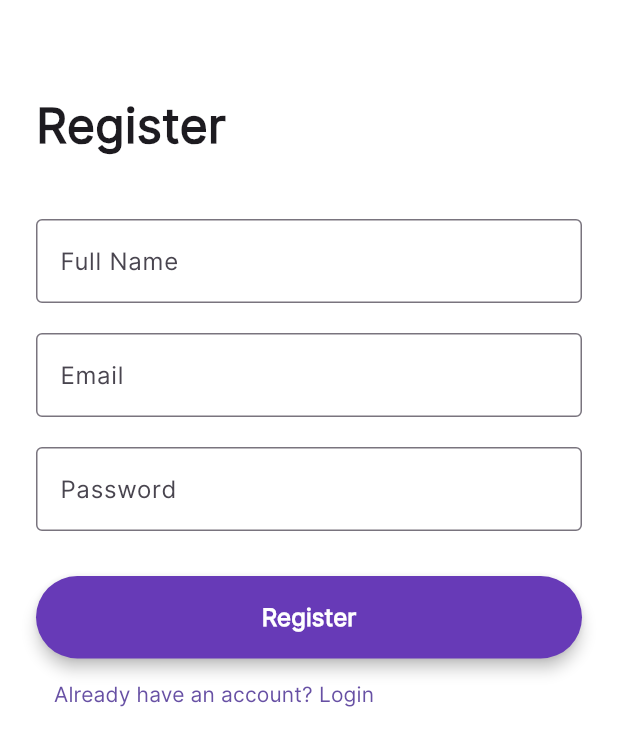
After one commit to RujakBuah/PT_BEST_FE, a Flutter app: the screen it shows after launch, after a tap on "Register", on a phone screen of 412 x 824 dp. The commit adds this screen. Shown: the top 746 px of the screen. Run offline on Flutter 3.47's test engine with Material 3 defaults, Android fonts, the phone set to English and light mode, and no system bars; our stand-ins replace flutter_svg.

Commit message:
New user flow

```diff
--- a/lib/main.dart
+++ b/lib/main.dart
@@ -1,10 +1,15 @@
-// lib/pages/main_page.dart
-
 import 'package:flutter/material.dart';
 import 'package:flutter_svg/flutter_svg.dart';
+
+// Your existing pages
 import 'package:pt_best/pages/home.dart';
 import 'package:pt_best/pages/jobList.dart';
 import 'package:pt_best/pages/skillDev.dart';
+
+// New pages
+import 'package:pt_best/pages/mainEntry.dart';
+import 'package:pt_best/pages/login.dart';
+import 'package:pt_best/pages/register.dart';
 
 void main() {
   runApp(const MyApp());
@@ -20,9 +25,15 @@ class MyApp extends StatelessWidget {
       theme: ThemeData(
         fontFamily: 'Inter',
         scaffoldBackgroundColor: const Color(0xff868686),
-        chipTheme: ChipThemeData(iconTheme: IconThemeData(), showCheckmark: false)
+        chipTheme: ChipThemeData(iconTheme: IconThemeData(), showCheckmark: false),
       ),
-      home: MainPage(),
+      initialRoute: '/',
+      routes: {
+        '/': (context) => const MainEntryPage(), // <- Entry page
+        '/login': (context) => const LoginPage(),
+        '/register': (context) => const RegisterPage(),
+        '/main': (context) => const MainPage(), // <- Your actual main app with bottom nav
+      },
     );
   }
 }
--- a/lib/pages/jobList.dart
+++ b/lib/pages/jobList.dart
@@ -40,7 +40,7 @@ class _jobListState extends State<jobList> {
       itemBuilder: (context, index) {
         return Container(
           margin: EdgeInsets.symmetric(horizontal: 20),
-          height: 198,
+          height: 207,
           decoration: BoxDecoration(
             color: Color(0xffD9D9D9),
             borderRadius: BorderRadius.circular(10),
--- /dev/null
+++ b/lib/pages/mainEntry.dart
@@ -0,0 +1,82 @@
+import 'package:flutter/material.dart';
+
+class MainEntryPage extends StatelessWidget {
+  const MainEntryPage({super.key});
+
+  @override
+  Widget build(BuildContext context) {
+    return Scaffold(
+      backgroundColor: const Color(0xFFEFEFEF), // matches your UI background
+      body: SafeArea(
+        child: Column(
+          mainAxisAlignment: MainAxisAlignment.center,
+          children: [
+            const Spacer(),
+
+            // App logo or title
+            Column(
+              children: [
+                // Image.asset(
+                //   'assets/logo.png', // replace with your app logo
+                //   width: 100,
+                // ),
+                const SizedBox(height: 20),
+                const Text(
+                  "Welcome to PT BEST", // Placeholder title
+                  style: TextStyle(
+                    fontSize: 24,
+                    fontWeight: FontWeight.bold,
+                    color: Colors.black87,
+                  ),
+                ),
+              ],
+            ),
+
+            const Spacer(),
+
+            // Buttons
+            Padding(
+              padding: const EdgeInsets.symmetric(horizontal: 40),
+              child: Column(
+                children: [
+                  ElevatedButton(
+                    style: ElevatedButton.styleFrom(
+                      minimumSize: const Size(double.infinity, 50),
+                      backgroundColor: Colors.blueAccent,
+                      shape: RoundedRectangleBorder(
+                        borderRadius: BorderRadius.circular(16),
+                      ),
+                    ),
+                    onPressed: () {
+                      Navigator.pushNamed(context, '/login');
+                    },
+                    child: const Text("Login"),
+                  ),
+                  const SizedBox(height: 20),
+                  OutlinedButton(
+                    style: OutlinedButton.styleFrom(
+                      minimumSize: const Size(double.infinity, 50),
+                      side: const BorderSide(color: Colors.blueAccent),
+                      shape: RoundedRectangleBorder(
+                        borderRadius: BorderRadius.circular(16),
+                      ),
+                    ),
+                    onPressed: () {
+                      Navigator.pushNamed(context, '/register');
+                    },
+                    child: const Text(
+                      "Register",
+                      style: TextStyle(color: Colors.blueAccent),
+                    ),
+                  ),
+                ],
+              ),
+            ),
+
+            const SizedBox(height: 60),
+          ],
+        ),
+      ),
+    );
+  }
+}
--- /dev/null
+++ b/lib/pages/register.dart
@@ -0,0 +1,82 @@
+import 'package:flutter/material.dart';
+
+class RegisterPage extends StatelessWidget {
+  const RegisterPage({super.key});
+
+  @override
+  Widget build(BuildContext context) {
+    return Scaffold(
+      backgroundColor: Colors.white,
+      resizeToAvoidBottomInset: true,
+      body: SafeArea(
+        child: SingleChildScrollView(
+          padding: EdgeInsets.only(
+            left: 24,
+            right: 24,
+            bottom: MediaQuery.of(context).viewInsets.bottom + 20,
+            top: 60,
+          ),
+          child: Column(
+            crossAxisAlignment: CrossAxisAlignment.start,
+            children: [
+              const Text(
+                "Register",
+                style: TextStyle(fontSize: 32, fontWeight: FontWeight.bold),
+              ),
+              const SizedBox(height: 40),
+              TextField(
+                decoration: InputDecoration(
+                  labelText: "Full Name",
+                  border: OutlineInputBorder(),
+                ),
+              ),
+              const SizedBox(height: 20),
+              TextField(
+                decoration: InputDecoration(
+                  labelText: "Email",
+                  border: OutlineInputBorder(),
+                ),
+              ),
+              const SizedBox(height: 20),
+              TextField(
+                obscureText: true,
+                decoration: InputDecoration(
+                  labelText: "Password",
+                  border: OutlineInputBorder(),
+                ),
+              ),
+              const SizedBox(height: 30),
+              SizedBox(
+                width: double.infinity,
+                child: ElevatedButton(
+                  onPressed: () {
+                    Navigator.pushReplacementNamed(context, '/main');
+                  },
+                  style: ElevatedButton.styleFrom(
+                    backgroundColor: Colors.deepPurple, // background color
+                    foregroundColor: Colors.white, // text color
+                    padding: const EdgeInsets.symmetric(vertical: 16),
+                    shape: RoundedRectangleBorder(
+                      borderRadius: BorderRadius.circular(30),
+                    ),
+                    elevation: 4,
+                  ),
+                  child: const Text(
+                    "Register",
+                    style: TextStyle(fontSize: 16, fontWeight: FontWeight.w600),
+                  ),
+                ),
+              ),
+              TextButton(
+                onPressed: () {
+                  Navigator.pop(context);
+                },
+                child: const Text("Already have an account? Login"),
+              )
+            ],
+          ),
+        ),
+      ),
+    );
+  }
+}
```
Also changed, not shown: lib/pages/login.dart (added, +75 -0 lines).
